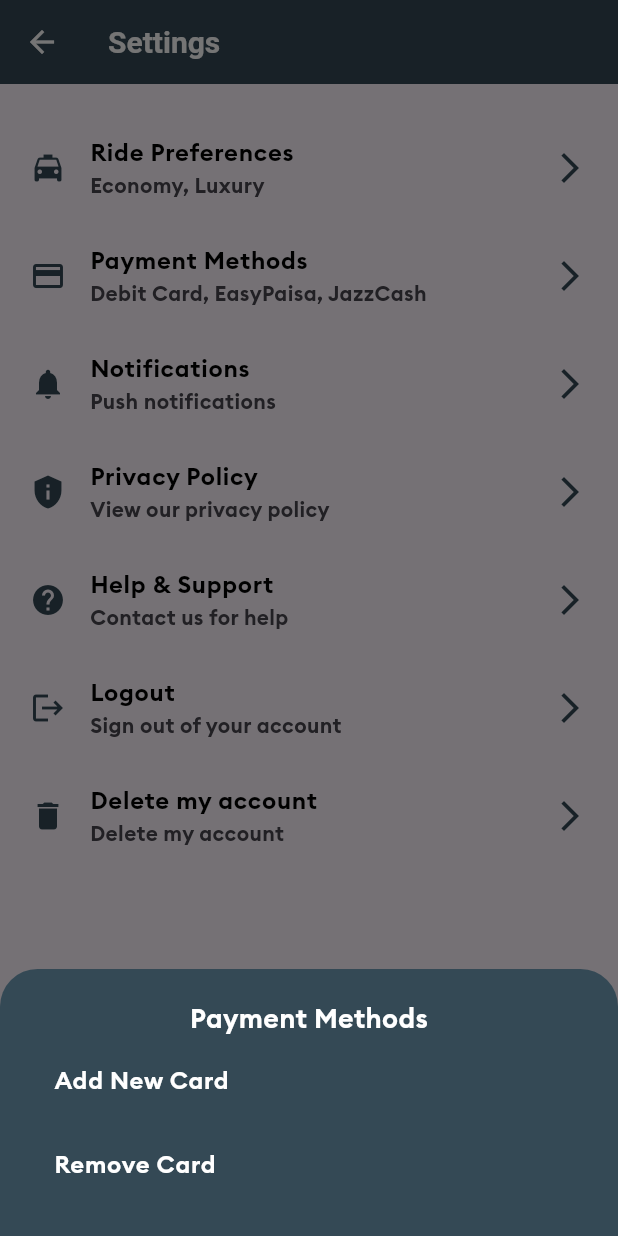
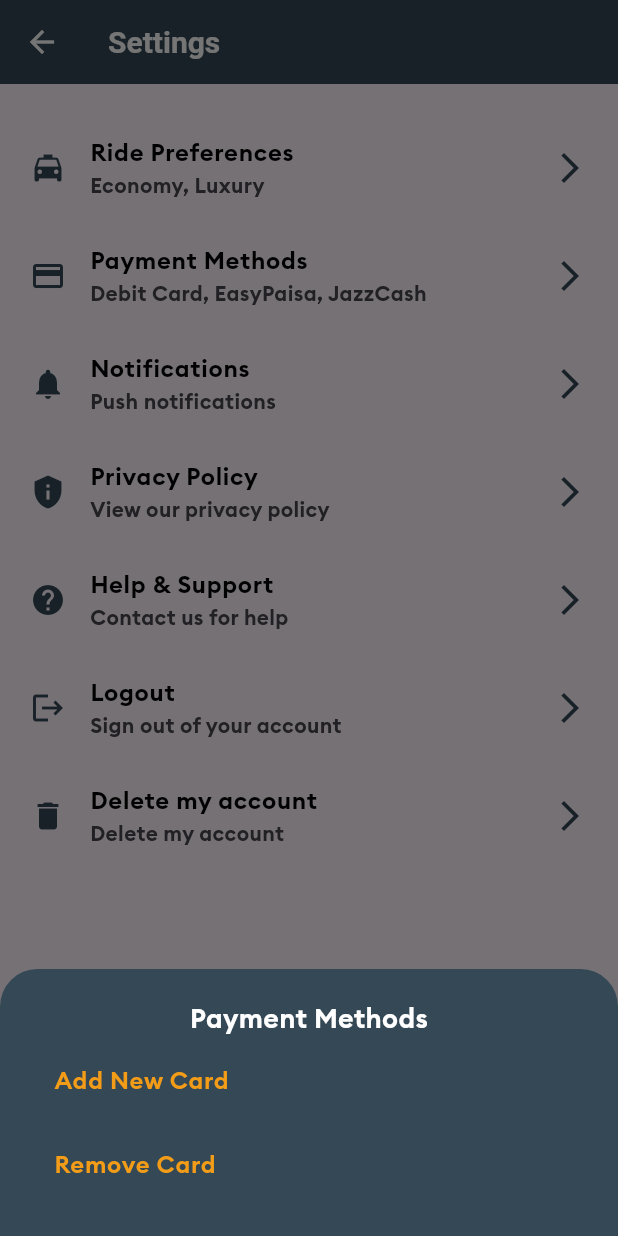
Before and after one commit to Mary-yumm/gomatch, a Flutter app: the SettingsScreen screen opened by its route, after a tap on "Payment Methods", on a phone screen of 412 x 824 dp. Run offline on Flutter 3.47's test engine with Material 3 defaults, Android fonts, the phone set to English and light mode, and no system bars; our stand-ins replace firebase_auth, firebase_core, firebase_database, fluttertoast, rive; accounts and stored records are empty.

Commit message:
update settings colors

```diff
--- a/lib/components/settings_screen/delete_account_confirmation_bottom_sheet.dart
+++ b/lib/components/settings_screen/delete_account_confirmation_bottom_sheet.dart
@@ -26,14 +26,14 @@
                     onPressed: () {
                       Navigator.pop(context); // Close the bottom sheet
                     },
-                    child: const Text('Cancel', style: TextStyle(color: Colors.white)),
+                    child: const Text('Cancel', style: TextStyle(color: AppColors.secondaryColor)),
                   ),
                   TextButton(
                     onPressed: () {
                       // Handle account deletion
                       Navigator.pop(context); // Close the bottom sheet
                     },
-                    child: const Text('Delete Account', style: TextStyle(color: Colors.white)),
+                    child: const Text('Delete Account', style: TextStyle(color: AppColors.secondaryColor)),
                   ),
                 ],
               ),
--- a/lib/components/settings_screen/help_support_bottom_sheet.dart
+++ b/lib/components/settings_screen/help_support_bottom_sheet.dart
@@ -19,7 +19,7 @@
               const Text('Contact us at support@yourapp.com for assistance.', style: TextStyle(color: Colors.white)),
               const SizedBox(height: 20),
               TextButton(
-                child: const Text('Close', style: TextStyle(color: Colors.white)),
+                child: const Text('Close', style: TextStyle(color: AppColors.secondaryColor)),
                 onPressed: () {
                   Navigator.pop(context);
                 },
--- a/lib/components/settings_screen/logout_confirmation_bottom_sheet.dart
+++ b/lib/components/settings_screen/logout_confirmation_bottom_sheet.dart
@@ -26,14 +26,14 @@
                     onPressed: () {
                       Navigator.pop(context); // Close the bottom sheet
                     },
-                    child: const Text('Cancel', style: TextStyle(color: Colors.white)),
+                    child: const Text('Cancel', style: TextStyle(color: AppColors.secondaryColor)),
                   ),
                   TextButton(
                     onPressed: () {
                       // Handle logout
                       Navigator.pop(context); // Close the bottom sheet
                     },
-                    child: const Text('Logout', style: TextStyle(color: Colors.white)),
+                    child: const Text('Logout', style: TextStyle(color: AppColors.secondaryColor)),
                   ),
                 ],
               ),
--- a/lib/components/settings_screen/payment_methods_bottom_sheet.dart
+++ b/lib/components/settings_screen/payment_methods_bottom_sheet.dart
@@ -17,14 +17,14 @@
             children: [
               Text('Payment Methods', style: TextStyle(fontSize: 18, color: Colors.white)),
               ListTile(
-                title: const Text('Add New Card', style: TextStyle(color: Colors.white)),
+                title: const Text('Add New Card', style: TextStyle(color: AppColors.secondaryColor)),
                 onTap: () {
                   // Handle adding new card
                   Navigator.pop(context);
                 },
               ),
               ListTile(
-                title: const Text('Remove Card', style: TextStyle(color: Colors.white)),
+                title: const Text('Remove Card', style: TextStyle(color: AppColors.secondaryColor)),
                 onTap: () {
                   // Handle removing a card
                   Navigator.pop(context);
--- a/lib/components/settings_screen/privacy_policy_bottom_sheet.dart
+++ b/lib/components/settings_screen/privacy_policy_bottom_sheet.dart
@@ -20,7 +20,7 @@
               const Text('Your privacy is important to us.', style: TextStyle(color: Colors.white)),
               const SizedBox(height: 20),
               TextButton(
-                child: const Text('Close', style: TextStyle(color: Colors.white)),
+                child: const Text('Close', style: TextStyle(color: AppColors.secondaryColor)),
                 onPressed: () {
                   Navigator.pop(context);
                 },
--- a/lib/components/settings_screen/ride_preference_bottom_sheet.dart
+++ b/lib/components/settings_screen/ride_preference_bottom_sheet.dart
@@ -17,14 +17,14 @@
             children: [
               Text('Choose Ride Preference', style: TextStyle(fontSize: 18, color: Colors.white)),
               ListTile(
-                title: const Text('Economy', style: TextStyle(color: Colors.white)),
+                title: const Text('Economy', style: TextStyle(color: AppColors.secondaryColor)),
                 onTap: () {
                   // Handle selection
                   Navigator.pop(context);
                 },
               ),
               ListTile(
-                title: const Text('Luxury', style: TextStyle(color: Colors.white)),
+                title: const Text('Luxury', style: TextStyle(color: AppColors.secondaryColor)),
                 onTap: () {
                   // Handle selection
                   Navigator.pop(context);
--- a/lib/screens/home_screen.dart
+++ b/lib/screens/home_screen.dart
@@ -125,7 +125,10 @@
                                     "Available Cars",
                                     style: TextStyle(
                                         fontSize: 24,
-                                        fontWeight: FontWeight.bold),
+                                        fontWeight: FontWeight.bold,
+                                        color: AppColors.primaryColor
+                                        ),
+
                                   ),
                                   const SizedBox(height: 20),
 
```
